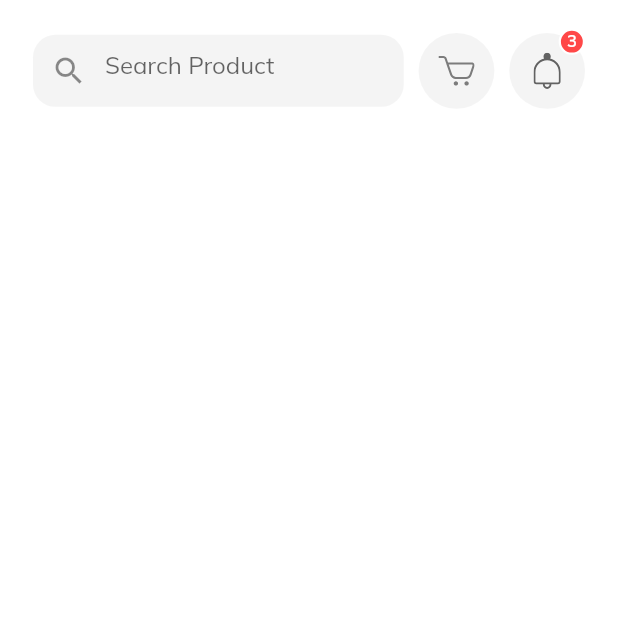
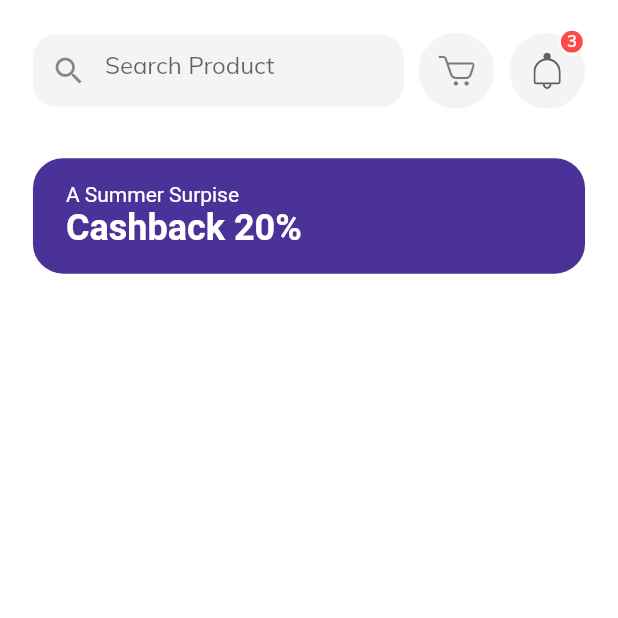
Before and after one commit to hutomosaktikartiko/Shop-App, a Flutter app: the HomeScreen screen opened by its route, on a phone screen of 412 x 824 dp, the top half of it. Run offline on Flutter 3.47's test engine with Material 2 defaults, Android fonts, the phone set to English and light mode, and no system bars; our stand-ins replace flutter_svg.

Commit message:
Discount Banner

```diff
--- a/lib/screens/home/components/body.dart
+++ b/lib/screens/home/components/body.dart
@@ -1,6 +1,7 @@
 import 'package:flutter/material.dart';
 import 'package:shop_app/size_config.dart';
 import 'package:shop_app/screens/home/components/home_header.dart';
+import 'package:shop_app/screens/home/components/discount_banner.dart';
 
 class Body extends StatelessWidget {
   @override
@@ -12,7 +13,11 @@ class Body extends StatelessWidget {
             SizedBox(
               height: getProportionateScreenWidth(20),
             ),
-            HomeHeader()
+            HomeHeader(),
+            SizedBox(
+              height: getProportionateScreenWidth(30),
+            ),
+            DiscountBanner()
           ],
         ),
       ),
--- /dev/null
+++ b/lib/screens/home/components/discount_banner.dart
@@ -0,0 +1,31 @@
+import 'package:flutter/material.dart';
+import 'package:shop_app/size_config.dart';
+
+class DiscountBanner extends StatelessWidget {
+  const DiscountBanner({
+    Key key,
+  }) : super(key: key);
+
+  @override
+  Widget build(BuildContext context) {
+    return Container(
+      margin: EdgeInsets.symmetric(
+        horizontal: getProportionateScreenWidth(20),
+      ),
+      padding: EdgeInsets.symmetric(
+          horizontal: getProportionateScreenWidth(20),
+          vertical: getProportionateScreenWidth(15)),
+      width: double.infinity,
+      decoration: BoxDecoration(
+          color: Color(0xFF4A3298), borderRadius: BorderRadius.circular(20)),
+      child: Text.rich(TextSpan(
+          text: "A Summer Surpise\n",
+          style: TextStyle(color: Colors.white),
+          children: [
+            TextSpan(
+                text: "Cashback 20%",
+                style: TextStyle(fontWeight: FontWeight.bold, fontSize: 24))
+          ])),
+    );
+  }
+}
```
